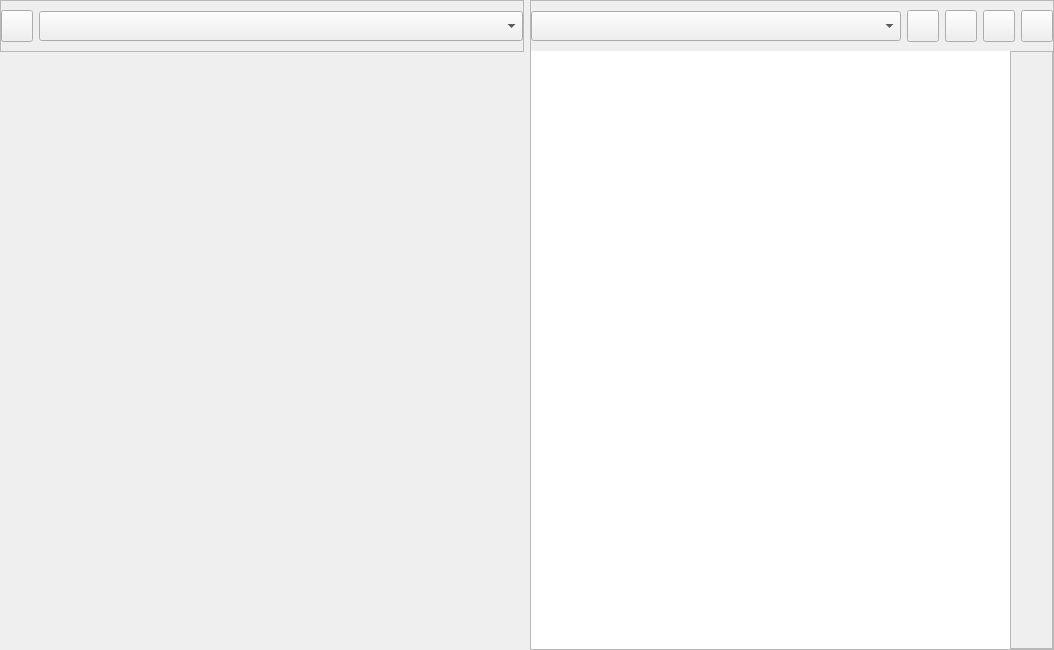
This is UIDecorator/UIDecorator.ui in Bazzzukasss/UIDecorator as Qt 5 draws it before an edit. The edited form follows.
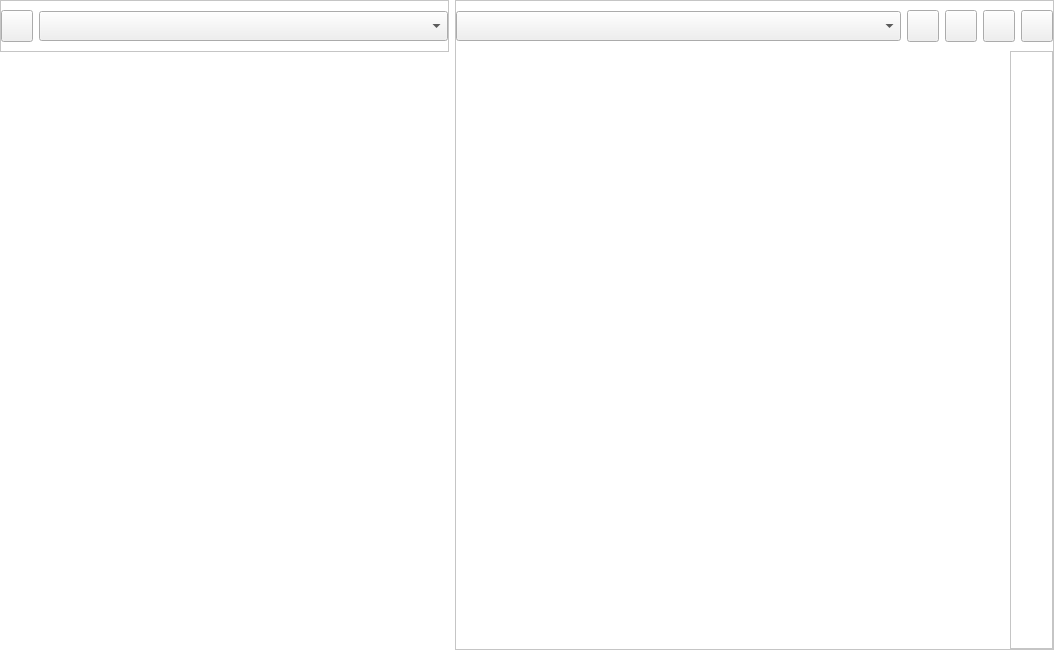
This is the edited form. Icons and pictures are not drawn. Custom widgets are drawn as their Qt base class.

Commit message: REFACTORED: Slightly UI correction.

The edit to the form file:
```diff
--- a/UIDecorator/UIDecorator.ui
+++ b/UIDecorator/UIDecorator.ui
@@ -18,6 +18,11 @@
   <property name="windowTitle">
    <string>UIDecorator</string>
   </property>
+  <property name="styleSheet">
+   <string notr="true">QFrame{	
+	background-color: rgb(255, 255, 255);
+}</string>
+  </property>
   <layout class="QHBoxLayout" name="horizontalLayout">
    <property name="leftMargin">
     <number>0</number>
@@ -35,7 +40,7 @@
     <widget class="QFrame" name="mUITemplateFrame1">
      <property name="sizePolicy">
       <sizepolicy hsizetype="Preferred" vsizetype="Preferred">
-       <horstretch>0</horstretch>
+       <horstretch>3</horstretch>
        <verstretch>0</verstretch>
       </sizepolicy>
      </property>
@@ -246,7 +251,7 @@
     <widget class="QFrame" name="mStyleFrame">
      <property name="sizePolicy">
       <sizepolicy hsizetype="Preferred" vsizetype="Preferred">
-       <horstretch>0</horstretch>
+       <horstretch>4</horstretch>
        <verstretch>0</verstretch>
       </sizepolicy>
      </property>
```
The commit also changes 1 other file.
